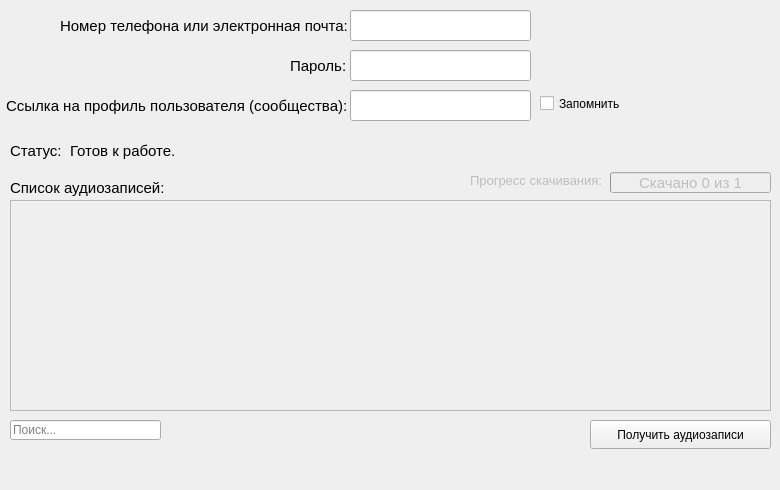
This is audio.ui in qwertyadrian/vk-music-downloader as Qt 5 draws it before an edit. The edited form follows.
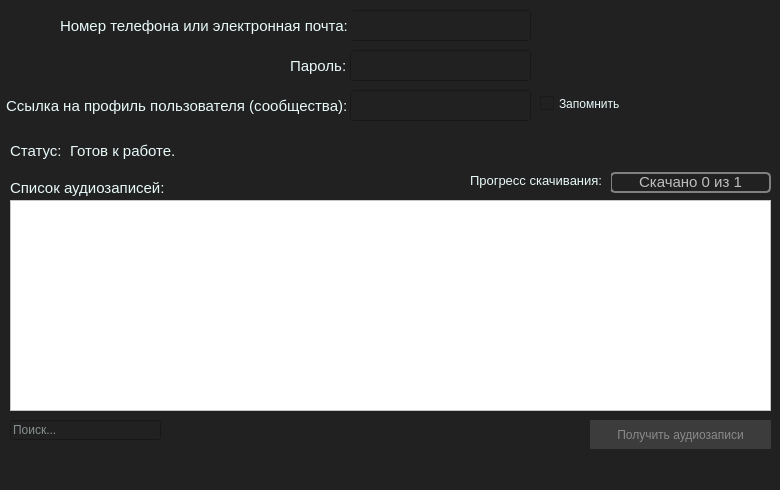
This is the edited form. Icons and pictures are not drawn.

Diff of the .ui file:
```diff
--- a/audio.ui
+++ b/audio.ui
@@ -32,6 +32,9 @@
    <iconset>
     <normaloff>logo.png</normaloff>logo.png</iconset>
   </property>
+  <property name="styleSheet">
+   <string notr="true"> QPlainTextEdit,QSpinBox,QTimeEdit,QLineEdit {color: rgb(238, 255, 255);}QWidget {background: rgb(33, 33, 33);}QLabel, QCheckBox {color:#e8f9f9;}QPushButton {background-color: rgb(60, 60, 60);border: none;color: rgb(138, 138, 138);}QProgressBar {border: 2px solid grey;border-radius: 5px;}QProgressBar::chunk {background-color: #05B8CC;width: 20px;}QMenuBar {background-color: rgb(33, 33, 33);color: white;}QMenuBar::item {spacing: 3px;padding: 1px 4px;background: transparent;border-radius: 4px;}QMenuBar::item:selected {background: #a8a8a8;}QMenuBar::item:pressed {background: #888888;}QMenu:enabled {color: rgb(238, 255, 255);}QMenu:selected {background: #a8a8a8;}QTreeView {show-decoration-selected: 1;background-color: white;}QTreeView::item {border: 1px solid #d9d9d9;border-top-color: transparent;border-bottom-color: transparent;}QTreeView::branch {background: palette(base);}QTreeView::branch:has-siblings:!adjoins-item {border-image: url(src/vline.png) 0;}QTreeView::branch:has-siblings:adjoins-item {border-image: url(src/branch-more.png) 0;}QTreeView::branch:!has-children:!has-siblings:adjoins-item {border-image: url(src/branch-end.png) 0;}QTreeView::branch:has-children:!has-siblings:closed, QTreeView::branch:closed:has-children:has-siblings {border-image: none;image: url(src/branch-closed.png);}QTreeView::branch:open:has-children:!has-siblings, QTreeView::branch:open:has-children:has-siblings {border-image: none;image: url(src/branch-open.png);}QStatusBar {color: rgb(238, 255, 255);}</string>
+  </property>
   <widget class="QWidget" name="centralwidget">
    <widget class="QLineEdit" name="login">
     <property name="geometry">
```
